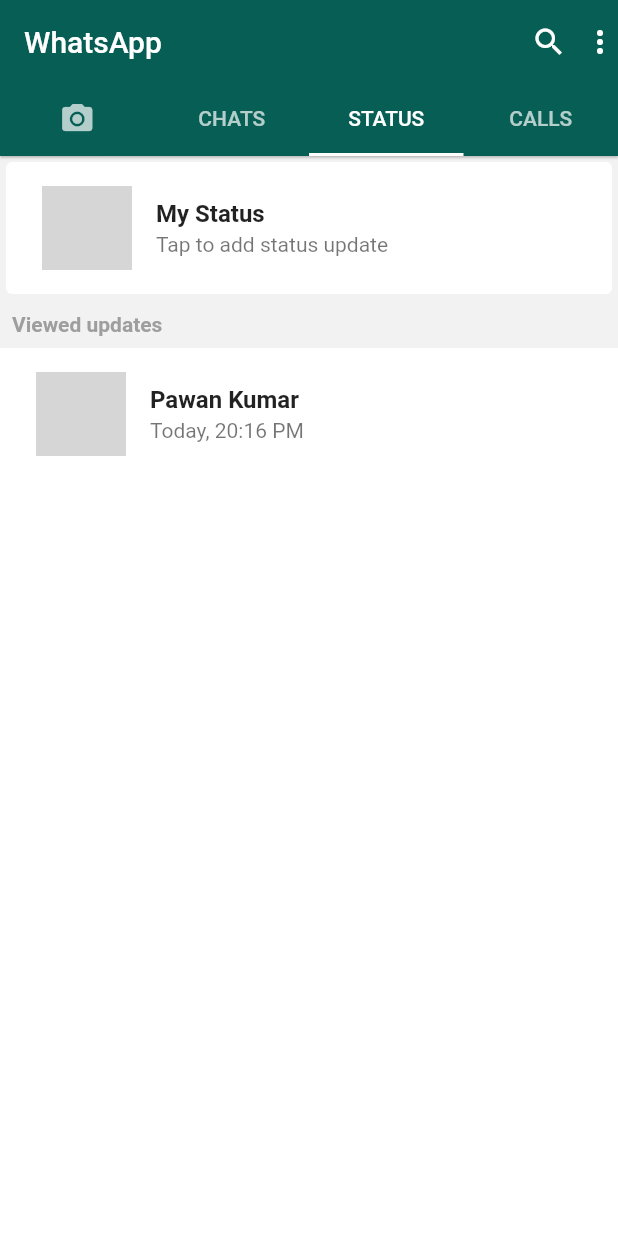
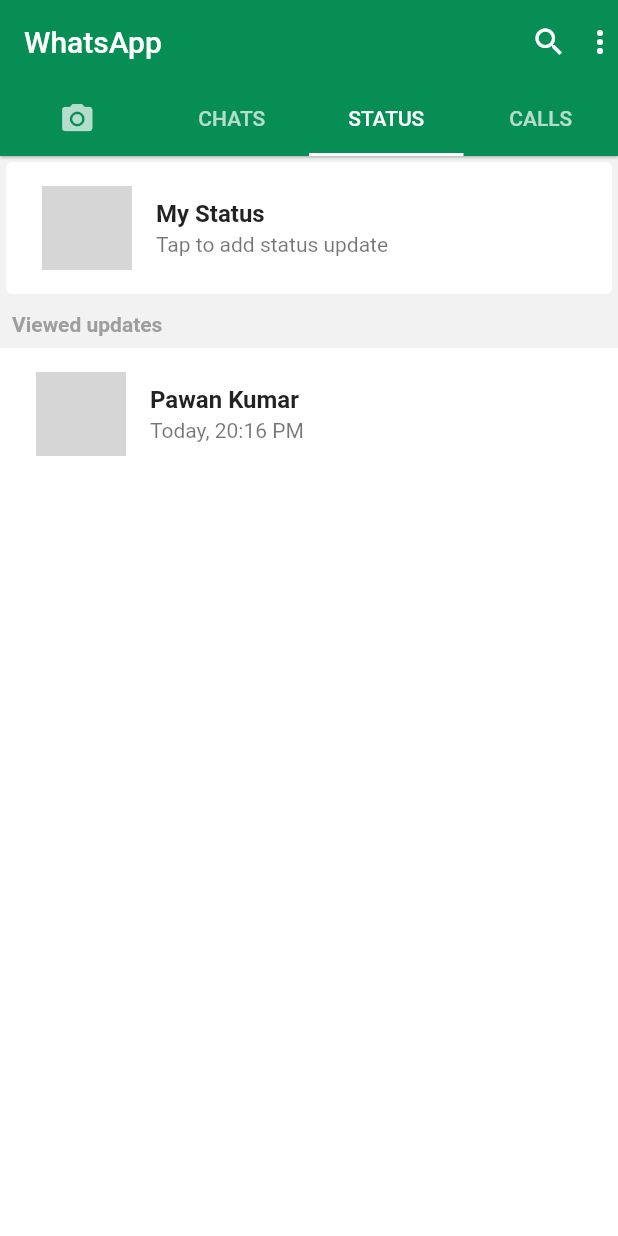
Before and after one commit to iampawan/FlutterWhatsAppClone, a Flutter app: the screen it shows after launch, tab 3 chosen, on a phone screen of 412 x 824 dp. Run offline on Flutter 3.47's test engine with Material 2 defaults, Android fonts, the phone set to English and light mode, and no system bars; our stand-ins replace camera, story_view; network calls fail; grey boxes are pictures that could not be loaded.

Commit message:
Update main.dart

```diff
--- a/lib/main.dart
+++ b/lib/main.dart
@@ -16,10 +16,10 @@ class MyApp extends StatelessWidget {
   @override
   Widget build(BuildContext context) {
     return new MaterialApp(
-      title: "WhatsApp",
+      title: "WhatsApp Clone Using Flutter",
       theme: new ThemeData(
-        primaryColor: new Color(0xff075E54),
-        accentColor: new Color(0xff25D366),
+        primaryColor: new Color(0xff078E54),
+        accentColor: new Color(0xff25D966),
       ),
       debugShowCheckedModeBanner: false,
       home: new WhatsAppHome(cameras:cameras),
```
